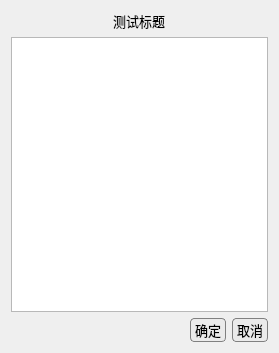
feiyuhuahuo/HuaHuoLabel, file ui_files/select_list.ui: the form before one commit.
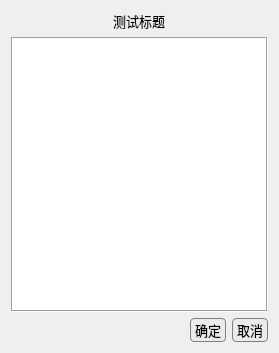
The form after the commit.

```diff
--- a/ui_files/select_list.ui
+++ b/ui_files/select_list.ui
@@ -33,6 +33,9 @@
        <pointsize>10</pointsize>
       </font>
      </property>
+     <property name="frameShape">
+      <enum>QFrame::Box</enum>
+     </property>
     </widget>
    </item>
    <item>
```
